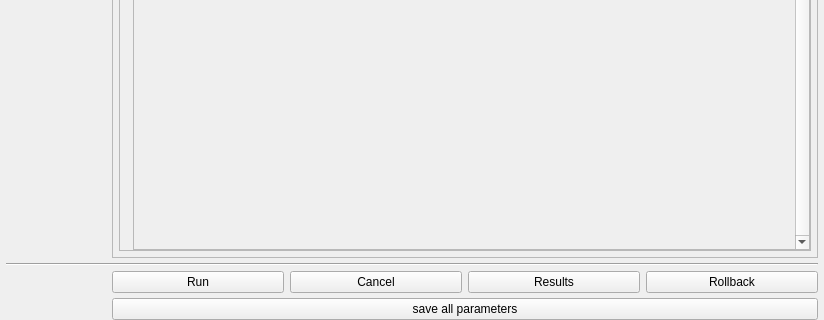
Before: the Qt Designer form cwe_guiWidgets/cwe_parameters.ui in NHERI-SimCenter/CWE-Simulation-Tool, drawn with Qt 5; both pictures show x 0 to 824 and y 142 to 462 of the 824 by 462 pixel window.
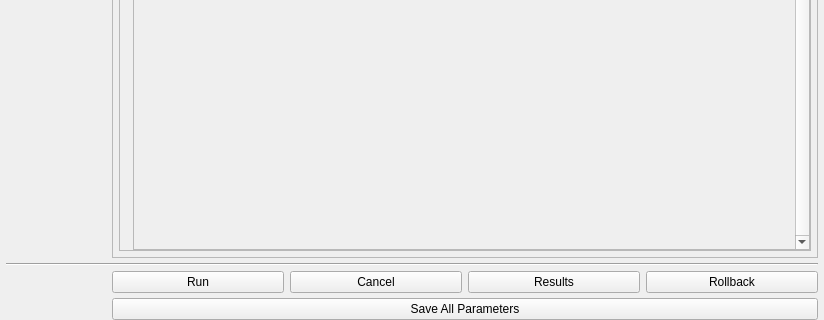
After: the same form once the commit is applied.

Commit message: Capitalized Save All button

Diff of the .ui file:
```diff
--- a/cwe_guiWidgets/cwe_parameters.ui
+++ b/cwe_guiWidgets/cwe_parameters.ui
@@ -131,7 +131,7 @@
    <item row="5" column="1" colspan="4">
     <widget class="QPushButton" name="pbtn_saveAllParameters">
      <property name="text">
-      <string>save all parameters</string>
+      <string>Save All Parameters</string>
      </property>
     </widget>
    </item>
```
